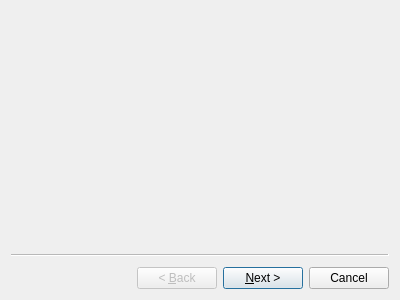
Pradyumna91/Vimeo, file Vimeo/newvideowizard.ui: the form before one commit.
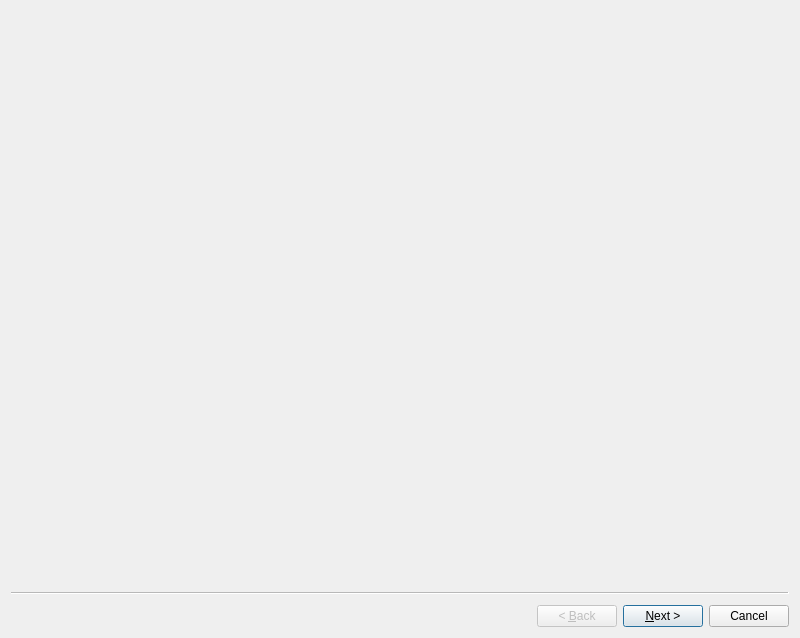
The form after the commit.

```diff
--- a/Vimeo/newvideowizard.ui
+++ b/Vimeo/newvideowizard.ui
@@ -5,14 +5,15 @@
    <rect>
     <x>0</x>
     <y>0</y>
-    <width>400</width>
-    <height>300</height>
+    <width>800</width>
+    <height>638</height>
    </rect>
   </property>
   <property name="windowTitle">
    <string>Wizard</string>
   </property>
-  <widget name="wizardPage1" class="QWizardPage"/>
-  <widget name="wizardPage2" class="QWizardPage"/>
+  <widget class="QWizardPage" name="addAnnotationsPage"/>
+  <widget class="QWizardPage" name="addKeywordsPage"/>
+  <widget class="QWizardPage" name="uploadPage"/>
  </widget>
 </ui>
```
Left out of the diff: 5 changed lines with no effect on the pictures.
